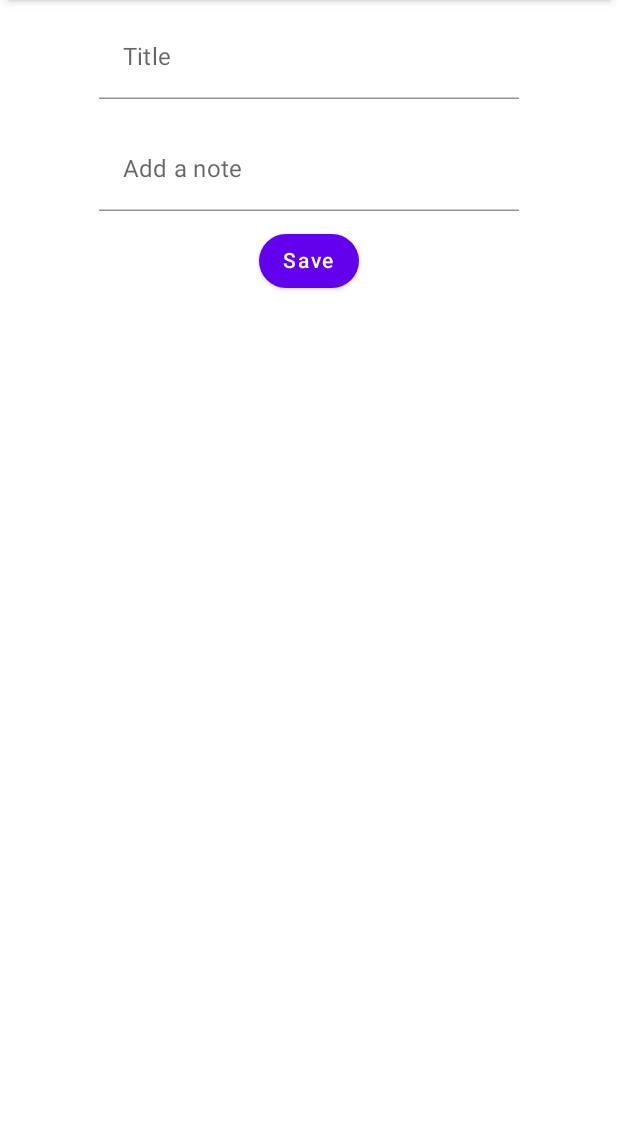
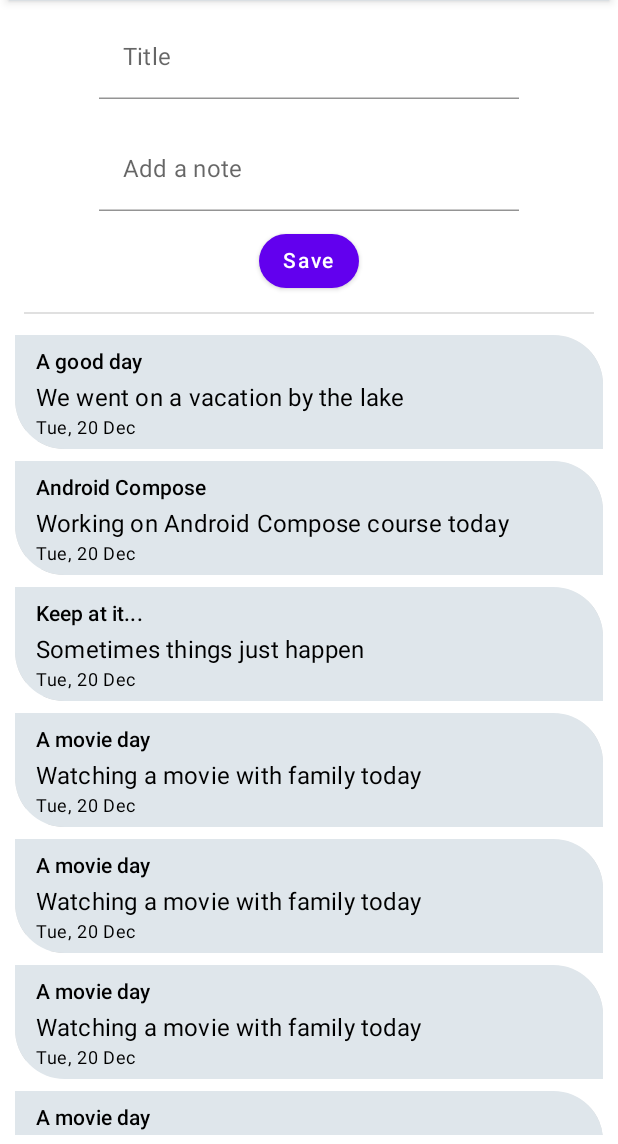
Before and after one commit to FUKA-INNOVATIONS/NotesAndroid, an Android app built with Jetpack Compose: the @Preview function NotesScreenPreview, on a phone screen of 412 x 824 dp, the part 92-1236 px from its top. Run offline under Robolectric (Android 15) with nearby library versions, the phone set to English and light mode, and no system bars.

Commit message:
add and remove notes

```diff
--- /dev/null
+++ b/app/src/main/java/com/example/notesandroid/data/NoteData.kt
@@ -0,0 +1,22 @@
+package com.example.notesandroid.data
+
+import com.example.notesandroid.model.Note
+
+class NotesDataSource {
+    fun loadNotes(): List<Note> {
+        return listOf(
+
+            Note(title = "A good day", description = "We went on a vacation by the lake"),
+            Note(title = "Android Compose", description = "Working on Android Compose course today"),
+            Note(title = "Keep at it...", description = "Sometimes things just happen"),
+            Note(title = "A movie day", description = "Watching a movie with family today"),
+            Note(title = "A movie day", description = "Watching a movie with family today"),
+            Note(title = "A movie day", description = "Watching a movie with family today"),
+            Note(title = "A movie day", description = "Watching a movie with family today"),
+            Note(title = "A movie day", description = "Watching a movie with family today"),
+            Note(title = "A movie day", description = "Watching a movie with family today"),
+            Note(title = "A movie day", description = "Watching a movie with family")
+
+        )
+    }
+}
--- /dev/null
+++ b/app/src/main/java/com/example/notesandroid/model/Note.kt
@@ -0,0 +1,11 @@
+package com.example.notesandroid.model
+
+import java.time.LocalDateTime
+import java.util.UUID
+
+data class Note(
+    val id: UUID = UUID.randomUUID(),
+    val title: String,
+    val description: String,
+    val entryDate: LocalDateTime = LocalDateTime.now()
+)
--- a/app/src/main/java/com/example/notesandroid/screen/NoteScreen.kt
+++ b/app/src/main/java/com/example/notesandroid/screen/NoteScreen.kt
@@ -1,29 +1,41 @@
 package com.example.notesandroid.screen
 
+import android.widget.Toast
+import androidx.compose.foundation.clickable
 import androidx.compose.foundation.layout.Column
 import androidx.compose.foundation.layout.fillMaxWidth
 import androidx.compose.foundation.layout.padding
-import androidx.compose.material.Icon
-import androidx.compose.material.Text
-import androidx.compose.material.TopAppBar
+import androidx.compose.foundation.lazy.LazyColumn
+import androidx.compose.foundation.lazy.items
+import androidx.compose.foundation.shape.RoundedCornerShape
+import androidx.compose.material.*
 import androidx.compose.material.icons.Icons
 import androidx.compose.material.icons.rounded.Notifications
 import androidx.compose.runtime.*
 import androidx.compose.ui.Alignment
 import androidx.compose.ui.Modifier
+import androidx.compose.ui.draw.clip
 import androidx.compose.ui.graphics.Color
+import androidx.compose.ui.platform.LocalContext
 import androidx.compose.ui.res.stringResource
 import androidx.compose.ui.tooling.preview.Preview
 import androidx.compose.ui.unit.dp
 import com.example.notesandroid.R
 import com.example.notesandroid.components.NoteButton
 import com.example.notesandroid.components.NoteInputText
+import com.example.notesandroid.data.NotesDataSource
+import com.example.notesandroid.model.Note
+import java.time.format.DateTimeFormatter
 
 @Composable
-fun NoteScreen() {
+fun NoteScreen(
+    notes: List<Note>,
+    onNoteAdd: (Note) -> Unit,
+    onRemoveNote: (Note) -> Unit
+) {
     var title by remember { mutableStateOf(value = "") }
-
     var description by remember { mutableStateOf(value = "") }
+    val context = LocalContext.current
 
     Column(modifier = Modifier.padding(6.dp)) {
         TopAppBar(title = {
@@ -55,7 +67,49 @@ fun NoteScreen() {
                 })
             NoteButton(
                 text = "Save",
-                onClick = { /*TODO*/ })
+                onClick = {
+                    if (title.isNotEmpty() && description.isNotEmpty()) {
+                        onNoteAdd(Note(title = title, description = description))
+                        title = ""
+                        description = ""
+                        Toast.makeText(context, "Note added", Toast.LENGTH_SHORT)
+                    }
+                })
+        }
+        Divider(modifier = Modifier.padding(10.dp))
+        LazyColumn {
+            items(notes) { note ->
+                NoteRow(note = note, onNoteClicked = {
+                    onRemoveNote(note)
+                } )
+            }
+        }
+    }
+}
+
+@Composable
+fun NoteRow(
+    modifier: Modifier = Modifier,
+    note: Note,
+    onNoteClicked: (Note) -> Unit
+) {
+    Surface(
+        modifier = modifier
+            .padding(4.dp)
+            .clip(RoundedCornerShape(topEnd = 33.dp, bottomStart = 33.dp))
+            .fillMaxWidth(),
+        color = Color(0xFFDFE6EB),
+        elevation = 6.dp
+    ) {
+        Column(
+            modifier
+                .clickable { onNoteClicked(note) }
+                .padding(horizontal = 14.dp, vertical = 6.dp),
+            horizontalAlignment = Alignment.Start
+        ) {
+            Text(text = note.title, style = MaterialTheme.typography.subtitle2)
+            Text(text = note.description, style = MaterialTheme.typography.subtitle1)
+            Text(text = note.entryDate.format(DateTimeFormatter.ofPattern("EEE, d MMM")), style = MaterialTheme.typography.caption)
         }
     }
 }
@@ -63,5 +117,5 @@ fun NoteScreen() {
 @Preview(showBackground = true)
 @Composable
 fun NotesScreenPreview() {
-    NoteScreen()
+    NoteScreen(notes = NotesDataSource().loadNotes(), onNoteAdd = {}, onRemoveNote = {})
 }
```
Also changed, not shown: app/src/main/java/com/example/notesandroid/MainActivity.kt (+14 -2 lines).
